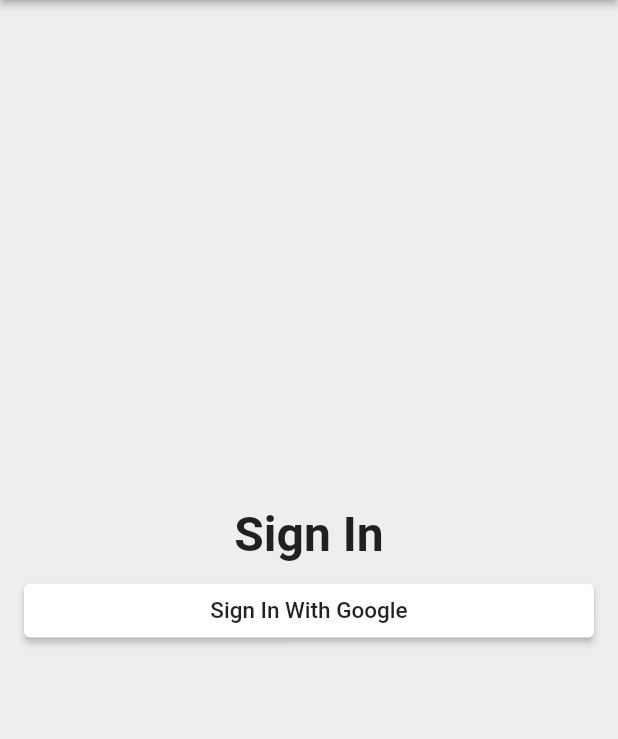
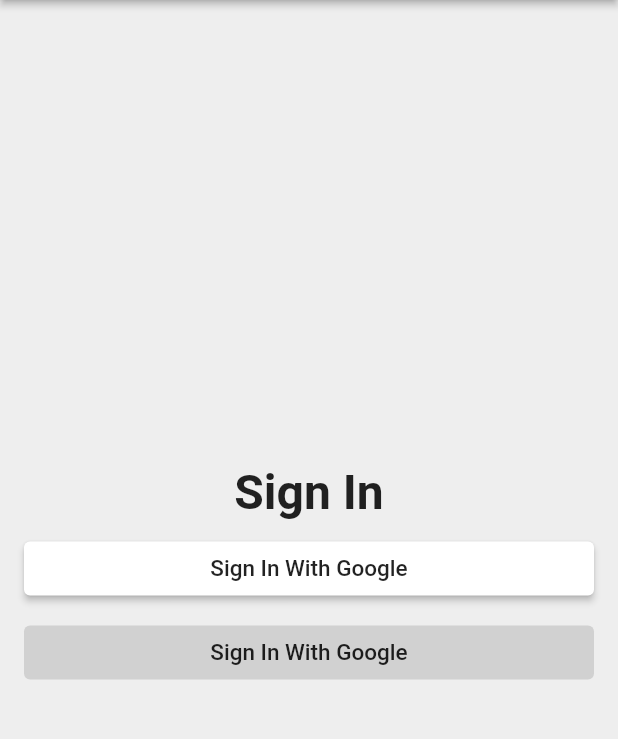
Before and after one commit to thomas-e-cowern/super-octo-garbanzo, a Flutter app: the screen it shows after launch, on a phone screen of 412 x 824 dp, the part 84-823 px from its top. Run offline on Flutter 3.47's test engine with Material 2 defaults, Android fonts, the phone set to English and light mode, and no system bars.

Commit message:
renamed button and added to sign in page

```diff
--- /dev/null
+++ b/lib/App/custom_widgets/custom_elevated_button.dart
@@ -0,0 +1,25 @@
+import 'package:flutter/material.dart';
+
+class CustomElevatedButton extends StatelessWidget {
+  const CustomElevatedButton({Key? key}) : super(key: key);
+
+  @override
+  Widget build(BuildContext context) {
+    return ElevatedButton(
+      onPressed: null,
+      style: ElevatedButton.styleFrom(
+          backgroundColor: Colors.white,
+          shape: const RoundedRectangleBorder(
+              borderRadius: BorderRadius.all(Radius.circular(4.0))
+          )
+      ),
+      child:const Text(
+        'Sign In With Google',
+        style: TextStyle(
+            color: Colors.black87,
+            fontSize: 15.0
+        ),
+      ),
+    );
+  }
+}
--- a/lib/App/custom_widgets/custom_raised_button.dart
+++ /dev/null
@@ -1,10 +0,0 @@
-import 'package:flutter/material.dart';
-
-class CustomRaisedButton extends StatelessWidget {
-  const CustomRaisedButton({Key? key}) : super(key: key);
-
-  @override
-  Widget build(BuildContext context) {
-    return const Placeholder();
-  }
-}
--- a/lib/App/sign_in/sign_in_page.dart
+++ b/lib/App/sign_in/sign_in_page.dart
@@ -1,4 +1,6 @@
 import 'package:flutter/material.dart';
+
+import '../custom_widgets/custom_elevated_button.dart';
 
 class SignInPage extends StatelessWidget {
   @override
@@ -44,6 +46,10 @@ class SignInPage extends StatelessWidget {
             ),
             ),
           ),
+          SizedBox(
+            height: 8,
+          ),
+          CustomElevatedButton()
         ],
       ),
     );
```
